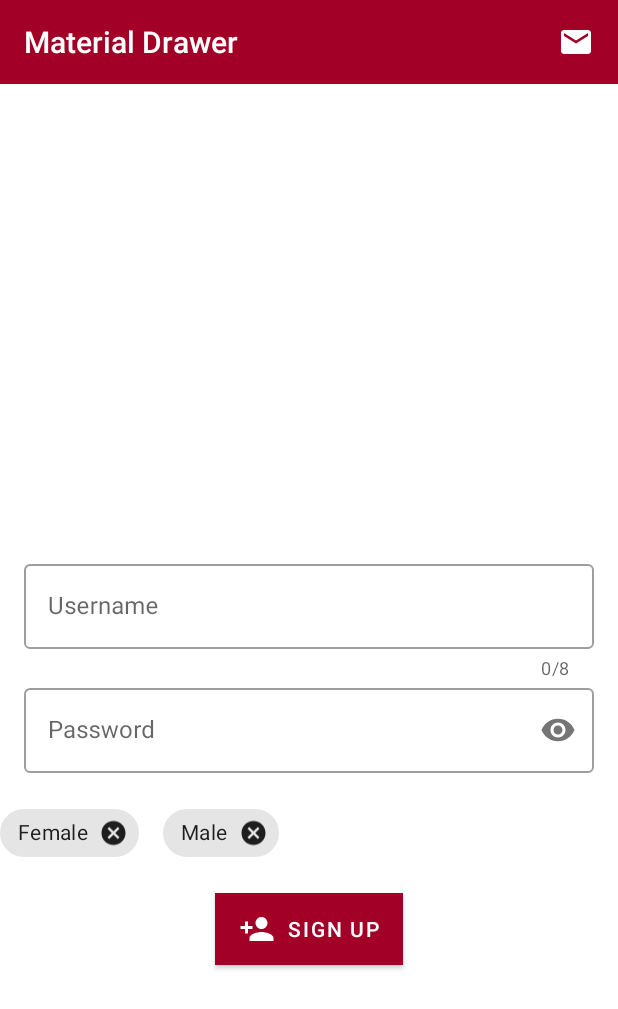
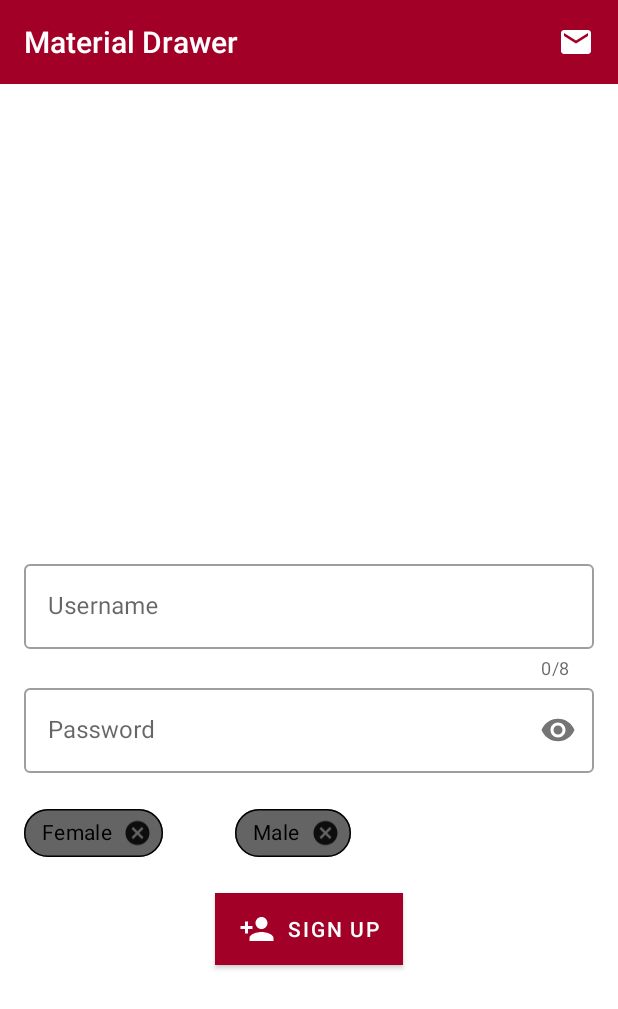
Before and after one commit to esmaeil-ahmadipour/Android_MaterialDesign, an Android app: the SixActivity screen opened directly, with no data from a screen before it, on a phone screen of 412 x 824 dp. Shown: the top 1009 px of the screen. Run offline under Robolectric (Android 15) with nearby library versions, the phone set to English and light mode, and no system bars.

Commit message:
Commit> Customized Chip

```diff
--- a/app/src/main/java/ir/ea2/android_materialdesign/SixActivity.java
+++ b/app/src/main/java/ir/ea2/android_materialdesign/SixActivity.java
@@ -5,6 +5,7 @@ import android.os.Bundle;
 import android.text.Editable;
 import android.text.TextWatcher;
 import android.view.View;
+import android.widget.CompoundButton;
 import android.widget.Toast;
 import com.google.android.material.chip.Chip;
 import com.google.android.material.chip.ChipGroup;
@@ -17,7 +18,7 @@ public class SixActivity extends AppCompatActivity implements View.OnClickListen
     private TextInputEditText textInputPassword, textInputUsername;
     private TextInputLayout textLayoutPassword, textLayoutUsername;
     private Toolbar toolbar;
-    private Chip chipFemale;
+    private Chip chipFemale , chipMale;
     private ChipGroup chipGroup;
     private String[] strings = {"Female", "Male"};
 
@@ -29,39 +30,10 @@ public class SixActivity extends AppCompatActivity implements View.OnClickListen
         setupToolbar();
         setCustomizedView();
         setListeners();
-        declareChip();
+
     }
 
-    private void declareChip() {
-        Chip chip1 = new Chip(this);
-        Chip chip2 = new Chip(this);
 
-        chip1.setText(strings[0]);
-        chip2.setText(strings[1]);
-
-        chip1.setOnCloseIconClickListener(this);
-        chip2.setOnCloseIconClickListener(this);
-
-        chip1.setCheckable(true);
-        chip2.setCheckable(true);
-
-        chip1.setCloseIconVisible(true);
-        chip2.setCloseIconVisible(true);
-
-        chipGroup.addView(chip1);
-        chipGroup.addView(chip2);
-
-        chipGroup.setOnCheckedChangeListener(new ChipGroup.OnCheckedChangeListener() {
-            @Override
-            public void onCheckedChanged(ChipGroup chipGroup, int checkId) {
-                Chip selectedChip = chipGroup.findViewById(checkId);
-                if (selectedChip != null) {
-                    String s = selectedChip.getText().toString();
-                    Toast.makeText(SixActivity.this, s, Toast.LENGTH_SHORT).show();
-                }
-            }
-        });
-    }
 
     private void setCustomizedView() {
         textLayoutUsername.setCounterEnabled(true);
@@ -69,18 +41,33 @@ public class SixActivity extends AppCompatActivity implements View.OnClickListen
     }
 
     private void setListeners() {
-//        chipFemale.setOnCloseIconClickListener(new View.OnClickListener() {
-//            @Override
-//            public void onClick(View v) {
-//                Toast.makeText(SixActivity.this, "Close", Toast.LENGTH_SHORT).show();
-//            }
-//        });
-//        chipFemale.setOnCheckedChangeListener(new CompoundButton.OnCheckedChangeListener() {
-//            @Override
-//            public void onCheckedChanged(CompoundButton buttonView, boolean isChecked) {
-//                Toast.makeText(SixActivity.this, isChecked+"", Toast.LENGTH_SHORT).show();
-//            }
-//        });
+        chipFemale.setOnCloseIconClickListener(new View.OnClickListener() {
+            @Override
+            public void onClick(View v) {
+                Toast.makeText(SixActivity.this, "Close", Toast.LENGTH_SHORT).show();
+            }
+        });
+        chipFemale.setOnCheckedChangeListener(new CompoundButton.OnCheckedChangeListener() {
+            @Override
+            public void onCheckedChanged(CompoundButton buttonView, boolean isChecked) {
+                Toast.makeText(SixActivity.this, isChecked+"", Toast.LENGTH_SHORT).show();
+            }
+        });
+
+        chipMale.setOnCloseIconClickListener(new View.OnClickListener() {
+            @Override
+            public void onClick(View v) {
+                Toast.makeText(SixActivity.this, "Close", Toast.LENGTH_SHORT).show();
+            }
+        });
+        chipMale.setOnCheckedChangeListener(new CompoundButton.OnCheckedChangeListener() {
+            @Override
+            public void onCheckedChanged(CompoundButton buttonView, boolean isChecked) {
+                Toast.makeText(SixActivity.this, isChecked+"", Toast.LENGTH_SHORT).show();
+            }
+        });
+
+
         textInputUsername.addTextChangedListener(new TextWatcher() {
             @Override
             public void beforeTextChanged(CharSequence s, int start, int count, int after) {
@@ -132,7 +119,9 @@ public class SixActivity extends AppCompatActivity implements View.OnClickListen
 
     private void setViews() {
         chipGroup = findViewById(R.id.chipgroup);
-//        chipFemale = findViewById(R.id.ac_six_chip_female);
+        chipFemale = findViewById(R.id.ac_six_chip_female);
+        chipMale = findViewById(R.id.ac_six_chip_male);
+
         textInputPassword = findViewById(R.id.ac_six_password);
         textInputUsername = findViewById(R.id.ac_six_username);
         textLayoutPassword = findViewById(R.id.ac_six_password_layout);
--- /dev/null
+++ b/app/src/main/res/drawable/choice_chip_background.xml
@@ -0,0 +1,6 @@
+<?xml version="1.0" encoding="utf-8"?>
+<selector xmlns:android="http://schemas.android.com/apk/res/android">
+    <item android:color="@color/primaryColor" android:state_checked="true" />
+    <item android:color="@color/colorGray" android:state_checked="false" />
+
+</selector>
--- a/app/src/main/res/layout/activity_six.xml
+++ b/app/src/main/res/layout/activity_six.xml
@@ -67,8 +67,8 @@
     <HorizontalScrollView
         android:id="@+id/horizontalScrollView"
         android:layout_width="match_parent"
+        android:layout_height="wrap_content"
         android:scrollbars="none"
-        android:layout_height="wrap_content"
         app:layout_constraintEnd_toEndOf="parent"
         app:layout_constraintHorizontal_bias="0.0"
         app:layout_constraintStart_toStartOf="parent"
@@ -76,80 +76,49 @@
 
         <com.google.android.material.chip.ChipGroup
             android:id="@+id/chipgroup"
-            app:singleSelection="true"
-            app:chipSpacingHorizontal="16dp"
             android:layout_width="wrap_content"
             android:layout_height="wrap_content"
             android:layout_marginTop="16dp"
-            app:singleLine="true">
+            app:chipSpacingHorizontal="16dp"
+            app:singleLine="true"
+            app:singleSelection="true">
 
-<!--            <com.google.android.material.chip.Chip-->
-<!--                android:id="@+id/ac_six_chip_female"-->
-<!--                android:layout_width="wrap_content"-->
-<!--                android:layout_height="wrap_content"-->
-<!--                android:layout_gravity="center"-->
-<!--                android:layout_marginHorizontal="16dp"-->
-<!--                android:checkable="true"-->
-<!--                android:clickable="true"-->
-<!--                android:text="@string/ac_six_chip_female"-->
-<!--                android:textColor="@color/colorBlack"-->
-<!--                app:chipIcon="@drawable/human_female"-->
-<!--                app:chipIconTint="@color/colorBlack"-->
-<!--                app:chipStrokeColor="@color/colorBlack"-->
-<!--                app:chipStrokeWidth="1dp"-->
-<!--                app:closeIconEnabled="true"-->
-<!--                app:rippleColor="@color/secondaryColor" />-->
+            <com.google.android.material.chip.Chip
+                android:id="@+id/ac_six_chip_female"
+                style="@style/Widget.MaterialComponents.Chip.Choice"
+                android:layout_width="wrap_content"
+                android:layout_height="wrap_content"
+                android:layout_gravity="center"
+                android:layout_marginHorizontal="16dp"
+                android:checkable="true"
+                android:text="@string/ac_six_chip_female"
+                android:textColor="@color/colorBlack"
+                app:chipBackgroundColor="@drawable/choice_chip_background"
+                app:chipIcon="@drawable/human_female"
+                app:chipIconTint="@color/colorBlack"
+                app:chipStrokeColor="@color/colorBlack"
+                app:chipStrokeWidth="1dp"
+                app:closeIconEnabled="true"
+                app:rippleColor="@color/secondaryColor" />
 
-<!--            <com.google.android.material.chip.Chip-->
-<!--                android:id="@+id/ac_six_chip_male"-->
-<!--                android:layout_width="wrap_content"-->
-<!--                android:layout_height="wrap_content"-->
-<!--                android:layout_gravity="center"-->
-<!--                android:layout_marginHorizontal="16dp"-->
-<!--                android:checkable="true"-->
-<!--                android:clickable="true"-->
-<!--                android:text="@string/ac_six_chip_male"-->
-<!--                android:textColor="@color/colorBlack"-->
-<!--                app:chipIcon="@drawable/human_male"-->
-<!--                app:chipIconTint="@color/colorBlack"-->
-<!--                app:chipStrokeColor="@color/colorBlack"-->
-<!--                app:chipStrokeWidth="1dp"-->
-<!--                app:closeIconEnabled="true"-->
-<!--                app:rippleColor="@color/secondaryColor" />-->
+            <com.google.android.material.chip.Chip
+                android:id="@+id/ac_six_chip_male"
+                style="@style/Widget.MaterialComponents.Chip.Choice"
+                android:layout_width="wrap_content"
+                android:layout_height="wrap_content"
+                android:layout_gravity="center"
+                android:layout_marginHorizontal="16dp"
+                android:checkable="true"
+                android:text="@string/ac_six_chip_male"
+                android:textColor="@color/colorBlack"
+                app:chipBackgroundColor="@drawable/choice_chip_background"
+                app:chipIcon="@drawable/human_male"
+                app:chipIconTint="@color/colorBlack"
+                app:chipStrokeColor="@color/colorBlack"
+                app:chipStrokeWidth="1dp"
+                app:closeIconEnabled="true"
+                app:rippleColor="@color/secondaryColor" />
 
-<!--            <com.google.android.material.chip.Chip-->
-<!--                android:id="@+id/ac_six_chip_female2"-->
-<!--                android:layout_width="wrap_content"-->
-<!--                android:layout_height="wrap_content"-->
-<!--                android:layout_gravity="center"-->
-<!--                android:layout_marginHorizontal="16dp"-->
-<!--                android:checkable="true"-->
-<!--                android:clickable="true"-->
-<!--                android:text="@string/ac_six_chip_female"-->
-<!--                android:textColor="@color/colorBlack"-->
-<!--                app:chipIcon="@drawable/human_female"-->
-<!--                app:chipIconTint="@color/colorBlack"-->
-<!--                app:chipStrokeColor="@color/colorBlack"-->
-<!--                app:chipStrokeWidth="1dp"-->
-<!--                app:closeIconEnabled="true"-->
-<!--                app:rippleColor="@color/secondaryColor" />-->
-
-<!--            <com.google.android.material.chip.Chip-->
-<!--                android:id="@+id/ac_six_chip_male2"-->
-<!--                android:layout_width="wrap_content"-->
-<!--                android:layout_height="wrap_content"-->
-<!--                android:layout_gravity="center"-->
-<!--                android:layout_marginHorizontal="16dp"-->
-<!--                android:checkable="true"-->
-<!--                android:clickable="true"-->
-<!--                android:text="@string/ac_six_chip_male"-->
-<!--                android:textColor="@color/colorBlack"-->
-<!--                app:chipIcon="@drawable/human_male"-->
-<!--                app:chipIconTint="@color/colorBlack"-->
-<!--                app:chipStrokeColor="@color/colorBlack"-->
-<!--                app:chipStrokeWidth="1dp"-->
-<!--                app:closeIconEnabled="true"-->
-<!--                app:rippleColor="@color/secondaryColor" />-->
         </com.google.android.material.chip.ChipGroup>
     </HorizontalScrollView>
 
```
